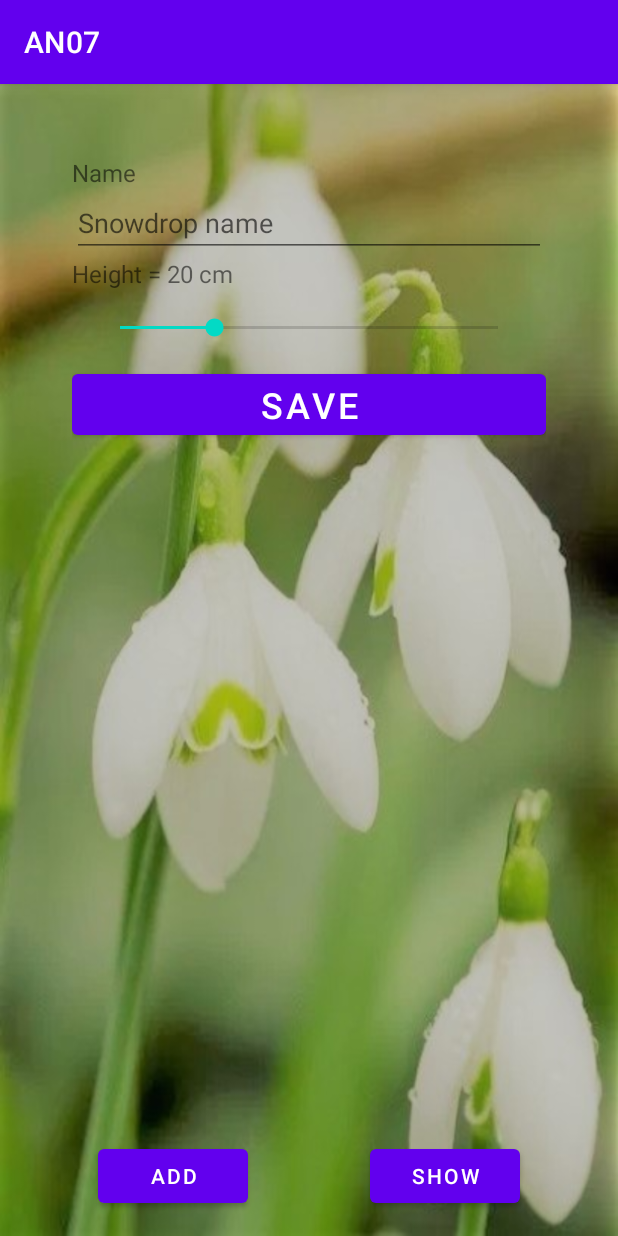
After one commit to Berikz80/homeworks, an Android app: the fragment AddSnowdropFragment placed in its activity, on a phone screen of 412 x 824 dp. The commit adds this screen. Run offline under Robolectric (Android 15) with nearby library versions, the phone set to English and light mode, and no system bars.

Commit message:
add seekBar

```diff
--- a/app/src/main/AndroidManifest.xml
+++ b/app/src/main/AndroidManifest.xml
@@ -14,6 +14,7 @@
         <activity android:name=".HW1Activity" />
         <activity android:name=".HW2Activity" />
         <activity android:name=".HW3Activity" />
+        <activity android:name=".HW4Activity" />
         <activity android:name=".FlagsActivity" />
         <activity android:name=".AnimationActivity" />
         <activity android:name=".MainActivity">
--- /dev/null
+++ b/app/src/main/java/by/isb/an07/AddSnowdropFragment.kt
@@ -0,0 +1,54 @@
+package by.isb.an07
+
+import android.os.Bundle
+import android.view.LayoutInflater
+import android.view.View
+import android.view.ViewGroup
+import android.widget.Button
+import android.widget.EditText
+import android.widget.SeekBar
+import android.widget.TextView
+import androidx.fragment.app.Fragment
+
+class AddSnowdropFragment:Fragment() {
+
+    override fun onCreateView(
+        inflater: LayoutInflater,
+        container: ViewGroup?,
+        savedInstanceState: Bundle?
+    ): View? {
+        return inflater.inflate(R.layout.fragment_add_snowdrop, container, false)
+    }
+
+    override fun onViewCreated(view: View, savedInstanceState: Bundle?) {
+        super.onViewCreated(view, savedInstanceState)
+
+//        val inputName = view.findViewById<EditText>(R.id.edit_name)
+//        val inputAge = view.findViewById<EditText>(R.id.edit_age)
+        val heightText = view.findViewById<TextView>(R.id.height_text)
+        val heightBar = view.findViewById<SeekBar>(R.id.height_bar)
+
+        heightBar.setOnSeekBarChangeListener(object : SeekBar.OnSeekBarChangeListener {
+            override fun onProgressChanged(seekBar: SeekBar?, progress: Int, fromUser: Boolean) {
+                heightText.text = "Height = $progress cm"
+            }
+
+            override fun onStartTrackingTouch(seekBar: SeekBar?) {
+            }
+
+            override fun onStopTrackingTouch(seekBar: SeekBar?) {
+            }
+
+        }
+
+        )
+
+       val buttonSave = view.findViewById<Button>(R.id.button_save_snowdrop)
+        buttonSave.setOnClickListener {
+
+        }
+
+    }
+
+
+}
--- a/app/src/main/java/by/isb/an07/HW4Activity.kt
+++ b/app/src/main/java/by/isb/an07/HW4Activity.kt
@@ -1,6 +1,7 @@
 package by.isb.an07
 
 import android.os.Bundle
+import android.widget.Button
 import androidx.appcompat.app.AppCompatActivity
 
 class HW4Activity : AppCompatActivity() {
@@ -8,5 +9,17 @@ class HW4Activity : AppCompatActivity() {
     override fun onCreate(savedInstanceState: Bundle?) {
         super.onCreate(savedInstanceState)
         setContentView(R.layout.activity_hw4)
+
+        val buttonAdd = findViewById<Button>(R.id.button_add_snowdrop)
+        val buttonShow = findViewById<Button>(R.id.button_show_snowdrop)
+
+        val addSnowdropFragment = AddSnowdropFragment()
+
+        buttonAdd.setOnClickListener {
+            supportFragmentManager
+                .beginTransaction()
+                .replace(R.id.fragment_container, addSnowdropFragment)
+                .commit()
+        }
     }
 }
--- /dev/null
+++ b/app/src/main/java/by/isb/an07/HW4ViewModel.kt
@@ -0,0 +1,10 @@
+package by.isb.an07
+
+import androidx.lifecycle.MutableLiveData
+import androidx.lifecycle.ViewModel
+
+class HW4ViewModel : ViewModel() {
+
+    val Snowdrops = ArrayList<MutableLiveData<Snowdrop>>()
+
+}
--- /dev/null
+++ b/app/src/main/java/by/isb/an07/Snowdrop.kt
@@ -0,0 +1,9 @@
+package by.isb.an07
+
+class Snowdrop(
+    val name: String,
+    val image : String,
+    val color : String,
+    val height : Int
+) {
+}
--- a/app/src/main/res/layout/activity_hw4.xml
+++ b/app/src/main/res/layout/activity_hw4.xml
@@ -1,6 +1,43 @@
 <?xml version="1.0" encoding="utf-8"?>
-<androidx.constraintlayout.widget.ConstraintLayout
-    xmlns:android="http://schemas.android.com/apk/res/android" android:layout_width="match_parent"
-    android:layout_height="match_parent">
+<androidx.constraintlayout.widget.ConstraintLayout xmlns:android="http://schemas.android.com/apk/res/android"
+    xmlns:app="http://schemas.android.com/apk/res-auto"
+    xmlns:tools="http://schemas.android.com/tools"
+    android:layout_width="match_parent"
+    android:layout_height="match_parent"
+    android:background="@drawable/snowdrop">
+
+    <FrameLayout
+        android:id="@+id/fragment_container"
+        android:layout_width="match_parent"
+        android:layout_height="0dp"
+        app:layout_constraintBottom_toTopOf="@+id/button_add_snowdrop"
+        app:layout_constraintEnd_toEndOf="parent"
+        app:layout_constraintStart_toStartOf="parent"
+        app:layout_constraintTop_toTopOf="parent"
+        android:layout_margin="@dimen/double_margin"/>
+
+    <Button
+        android:id="@+id/button_add_snowdrop"
+        android:layout_width="100dp"
+        android:layout_height="wrap_content"
+        android:text="add"
+        android:layout_margin="@dimen/margin"
+        app:layout_constraintBottom_toBottomOf="parent"
+        app:layout_constraintEnd_toStartOf="@+id/button_show_snowdrop"
+        app:layout_constraintHorizontal_bias="0.5"
+        app:layout_constraintStart_toStartOf="parent" />
+
+    <Button
+        android:id="@+id/button_show_snowdrop"
+        android:layout_width="100dp"
+        android:layout_height="wrap_content"
+        android:layout_margin="@dimen/margin"
+
+        android:text="show"
+        app:layout_constraintBottom_toBottomOf="parent"
+        app:layout_constraintEnd_toEndOf="parent"
+        app:layout_constraintHorizontal_bias="0.5"
+        app:layout_constraintStart_toEndOf="@+id/button_add_snowdrop" />
+
 
 </androidx.constraintlayout.widget.ConstraintLayout>
--- /dev/null
+++ b/app/src/main/res/layout/fragment_add_snowdrop.xml
@@ -0,0 +1,48 @@
+<?xml version="1.0" encoding="utf-8"?>
+<LinearLayout xmlns:android="http://schemas.android.com/apk/res/android"
+    xmlns:app="http://schemas.android.com/apk/res-auto"
+    xmlns:tools="http://schemas.android.com/tools"
+    android:layout_width="match_parent"
+    android:layout_height="match_parent"
+    android:layout_margin="@dimen/margin"
+    android:orientation="vertical">
+
+
+    <TextView
+        android:layout_width="match_parent"
+        android:layout_height="wrap_content"
+        android:text="Name"
+        android:textSize="@dimen/text_size"/>
+
+    <EditText
+        android:id="@+id/input_snowdrop_name"
+        android:layout_width="match_parent"
+        android:layout_height="wrap_content"
+        android:hint="Snowdrop name"
+        app:layout_constraintTop_toTopOf="parent" />
+
+    <TextView
+        android:id="@+id/height_text"
+        android:layout_width="match_parent"
+        android:layout_height="wrap_content"
+        android:text="Height = 20 cm"
+        android:textSize="@dimen/text_size"/>
+
+    <SeekBar
+        android:id="@+id/height_bar"
+        android:layout_width="match_parent"
+        android:layout_height="wrap_content"
+        android:layout_margin="@dimen/margin"
+        android:max="50"
+        android:min="10"
+        android:progress="20" />
+
+    <Button
+        android:id="@+id/button_save_snowdrop"
+        android:layout_width="match_parent"
+        android:layout_height="wrap_content"
+        android:text="save"
+        android:textSize="@dimen/button_text_size" />
+
+
+</LinearLayout>
```
Also changed, not shown: app/src/main/res/drawable/snowdrop.jpg (added).
